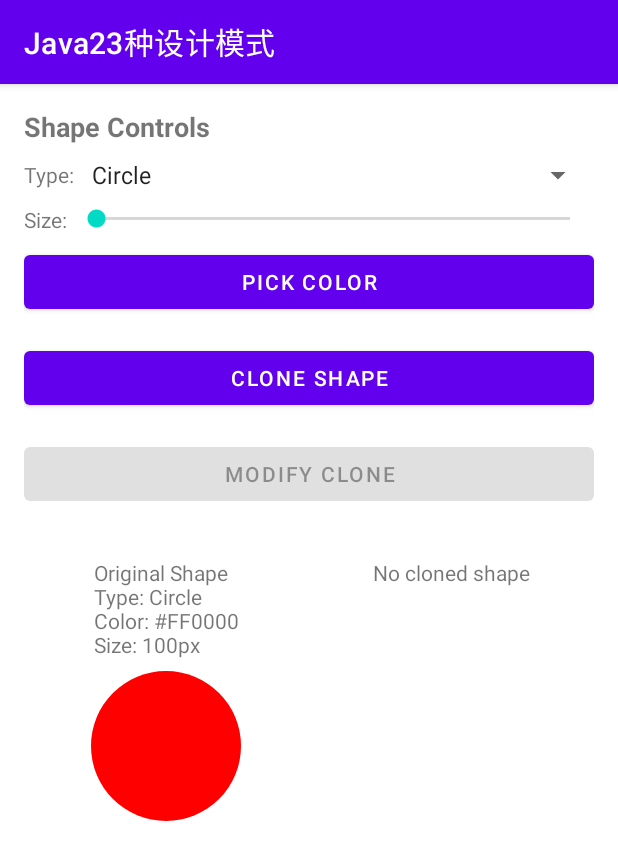
After one commit to joephone/JavaGangOfFour, an Android app: the PrototypeActivity screen opened directly, with no data from a screen before it, on a phone screen of 412 x 824 dp. The commit adds this screen. Shown: the top 860 px of the screen. Run offline under Robolectric (Android 15) with nearby library versions, the phone set to English and light mode, and no system bars.

Commit message:
原型模式

```diff
--- a/app/src/main/AndroidManifest.xml
+++ b/app/src/main/AndroidManifest.xml
@@ -45,6 +45,10 @@
         <activity
             android:name="._01_creational.builder.BuilderActivity"
             android:screenOrientation="portrait" />
+        <!-- 原型模式 -->
+        <activity
+            android:name="._01_creational.prototype.PrototypeActivity"
+            android:screenOrientation="portrait" />
 
         <activity
             android:name="._02_structural.MainStructuralActivity"
--- /dev/null
+++ b/app/src/main/java/com/transcendence/gangoffour/_01_creational/prototype/PrototypeActivity.java
@@ -0,0 +1,203 @@
+package com.transcendence.gangoffour._01_creational.prototype;
+
+import android.graphics.Color;
+import android.graphics.Path;
+import android.graphics.drawable.Drawable;
+import android.graphics.drawable.ShapeDrawable;
+import android.graphics.drawable.shapes.OvalShape;
+import android.graphics.drawable.shapes.PathShape;
+import android.graphics.drawable.shapes.RectShape;
+import android.os.Bundle;
+import android.view.View;
+import android.widget.AdapterView;
+import android.widget.ArrayAdapter;
+import android.widget.Button;
+import android.widget.ImageView;
+import android.widget.SeekBar;
+import android.widget.Spinner;
+import android.widget.TextView;
+import android.widget.Toast;
+
+import androidx.appcompat.app.AppCompatActivity;
+
+import com.transcendence.gangoffour.R;
+
+public class PrototypeActivity extends AppCompatActivity {
+
+    private Shape originalShape;
+    private Shape clonedShape;
+
+    private TextView originalInfoText;
+    private TextView clonedInfoText;
+    private ImageView originalShapeView;
+    private ImageView clonedShapeView;
+
+    private Spinner shapeTypeSpinner;
+    private SeekBar sizeSeekBar;
+    private Button colorPickerButton;
+    private Button cloneButton;
+    private Button modifyCloneButton;
+
+    private int selectedColor = Color.RED;
+
+    @Override
+    protected void onCreate(Bundle savedInstanceState) {
+        super.onCreate(savedInstanceState);
+        setContentView(R.layout.activity_pattern_prototype);
+
+        // 初始化视图
+        initViews();
+
+        // 设置初始形状
+        originalShape = new Shape("Circle", Color.RED, 100);
+        updateShapeViews();
+
+        // 设置监听器
+        setupListeners();
+    }
+
+    private void initViews() {
+        originalInfoText = findViewById(R.id.original_info);
+        clonedInfoText = findViewById(R.id.cloned_info);
+        originalShapeView = findViewById(R.id.original_shape);
+        clonedShapeView = findViewById(R.id.cloned_shape);
+
+        shapeTypeSpinner = findViewById(R.id.shape_type_spinner);
+        sizeSeekBar = findViewById(R.id.size_seekbar);
+        colorPickerButton = findViewById(R.id.color_picker);
+        cloneButton = findViewById(R.id.clone_button);
+        modifyCloneButton = findViewById(R.id.modify_clone_button);
+
+        // 设置形状类型下拉菜单
+        ArrayAdapter<CharSequence> adapter = ArrayAdapter.createFromResource(
+                this, R.array.shape_types, android.R.layout.simple_spinner_item);
+        adapter.setDropDownViewResource(android.R.layout.simple_spinner_dropdown_item);
+        shapeTypeSpinner.setAdapter(adapter);
+    }
+
+    private void setupListeners() {
+        // 形状类型选择
+        shapeTypeSpinner.setOnItemSelectedListener(new AdapterView.OnItemSelectedListener() {
+            @Override
+            public void onItemSelected(AdapterView<?> parent, View view, int position, long id) {
+                originalShape.setType(parent.getItemAtPosition(position).toString());
+                updateShapeViews();
+            }
+
+            @Override
+            public void onNothingSelected(AdapterView<?> parent) {}
+        });
+
+        // 大小调整
+        sizeSeekBar.setOnSeekBarChangeListener(new SeekBar.OnSeekBarChangeListener() {
+            @Override
+            public void onProgressChanged(SeekBar seekBar, int progress, boolean fromUser) {
+                originalShape.setSize(progress + 50); // 最小50
+                updateShapeViews();
+            }
+
+            @Override public void onStartTrackingTouch(SeekBar seekBar) {}
+            @Override public void onStopTrackingTouch(SeekBar seekBar) {}
+        });
+
+        // 颜色选择
+        colorPickerButton.setOnClickListener(v -> {
+            ColorPickerDialog dialog = new ColorPickerDialog(this, selectedColor,
+                    new ColorPickerDialog.OnColorSelectedListener() {
+                        @Override
+                        public void onColorSelected(int color) {
+                            selectedColor = color;
+                            originalShape.setColor(color);
+                            colorPickerButton.setBackgroundColor(color);
+                            updateShapeViews();
+                        }
+                    });
+            dialog.show();
+        });
+
+        // 克隆按钮
+        cloneButton.setOnClickListener(v -> {
+            clonedShape = originalShape.clone();
+            if (clonedShape != null) {
+                clonedShape.setType("Cloned " + clonedShape.getType());
+                updateShapeViews();
+                Toast.makeText(this, "Shape cloned!", Toast.LENGTH_SHORT).show();
+            }
+        });
+
+        // 修改克隆按钮
+        modifyCloneButton.setOnClickListener(v -> {
+            if (clonedShape != null) {
+                clonedShape.setColor(Color.rgb(
+                        (int)(Math.random() * 255),
+                        (int)(Math.random() * 255),
+                        (int)(Math.random() * 255)
+                ));
+                clonedShape.setSize((int)(Math.random() * 150 + 50));
+                updateShapeViews();
+                Toast.makeText(this, "Clone modified!", Toast.LENGTH_SHORT).show();
+            }
+        });
+    }
+
+    private void updateShapeViews() {
+        // 更新原始形状信息
+        originalInfoText.setText(String.format(
+                "Original Shape\nType: %s\nColor: #%06X\nSize: %dpx",
+                originalShape.getType(),
+                originalShape.getColor() & 0x00FFFFFF,
+                originalShape.getSize()
+        ));
+
+        // 绘制原始形状
+        originalShapeView.setImageDrawable(createShapeDrawable(originalShape));
+
+        // 更新克隆形状信息
+        if (clonedShape != null) {
+            clonedInfoText.setText(String.format(
+                    "Cloned Shape\nType: %s\nColor: #%06X\nSize: %dpx",
+                    clonedShape.getType(),
+                    clonedShape.getColor() & 0x00FFFFFF,
+                    clonedShape.getSize()
+            ));
+
+            // 绘制克隆形状
+            clonedShapeView.setImageDrawable(createShapeDrawable(clonedShape));
+            clonedShapeView.setVisibility(View.VISIBLE);
+            modifyCloneButton.setEnabled(true);
+        } else {
+            clonedInfoText.setText("No cloned shape");
+            clonedShapeView.setVisibility(View.INVISIBLE);
+            modifyCloneButton.setEnabled(false);
+        }
+    }
+
+    private Drawable createShapeDrawable(Shape shape) {
+        ShapeDrawable drawable = new ShapeDrawable();
+
+        switch (shape.getType()) {
+            case "Circle":
+                drawable.setShape(new OvalShape());
+                break;
+            case "Square":
+                drawable.setShape(new RectShape());
+                break;
+            case "Triangle":
+                // 自定义三角形
+                Path path = new Path();
+                path.moveTo(0.5f, 0);
+                path.lineTo(1, 1);
+                path.lineTo(0, 1);
+                path.close();
+                drawable.setShape(new PathShape(path, 1, 1));
+                break;
+        }
+
+        drawable.getPaint().setColor(shape.getColor());
+        drawable.setIntrinsicWidth(shape.getSize());
+        drawable.setIntrinsicHeight(shape.getSize());
+
+        return drawable;
+    }
+
+}
--- /dev/null
+++ b/app/src/main/java/com/transcendence/gangoffour/_01_creational/prototype/Shape.java
@@ -0,0 +1,50 @@
+package com.transcendence.gangoffour._01_creational.prototype;
+
+/**
+ * Cloneable 的作用是标记一个类允许克隆，但实际克隆行为由开发者通过重写 clone() 控制。
+ * 在 Android 开发中，除非有明确需求，否则更推荐使用其他对象复制方式（如 Parcelable 或拷贝构造函数）。
+ */
+public class Shape implements Cloneable {
+    private String type;
+    private int color; // 新增颜色属性
+    private int size;  // 新增大小属性
+
+    public Shape(String type, int color, int size) {
+        this.type = type;
+        this.color = color;
+        this.size = size;
+    }
+
+    public String getType() {
+        return type;
+    }
+
+    public int getColor() {
+        return color;
+    }
+
+    public int getSize() {
+        return size;
+    }
+
+    public void setType(String type) {
+        this.type = type;
+    }
+
+    public void setColor(int color) {
+        this.color = color;
+    }
+
+    public void setSize(int size) {
+        this.size = size;
+    }
+
+    @Override
+    public Shape clone() {
+        try {
+            return (Shape) super.clone();
+        } catch (CloneNotSupportedException e) {
+            return null;
+        }
+    }
+}
--- a/app/src/main/java/com/transcendence/gangoffour/main/AppConstantValue.java
+++ b/app/src/main/java/com/transcendence/gangoffour/main/AppConstantValue.java
@@ -3,6 +3,7 @@ package com.transcendence.gangoffour.main;
 import com.transcendence.gangoffour._01_creational.builder.BuilderActivity;
 import com.transcendence.gangoffour._01_creational.factory.abstractfactory.AbstractFactoryActivity;
 import com.transcendence.gangoffour._01_creational.factory.factorymethod.FactoryMethodShapeActivity;
+import com.transcendence.gangoffour._01_creational.prototype.PrototypeActivity;
 import com.transcendence.gangoffour._03_behavioral.MainBehavioralActivity;
 import com.transcendence.gangoffour._01_creational.CreationalMainActivity;
 import com.transcendence.gangoffour._01_creational.singleton.SingletonMainActivity;
@@ -26,6 +27,7 @@ public interface AppConstantValue {
             FactoryMethodShapeActivity.class,
             AbstractFactoryActivity.class,
             BuilderActivity.class,
+            PrototypeActivity.class,
     };
 
     Class[] mainPatternsCreationalSingleton = {
--- /dev/null
+++ b/app/src/main/res/layout/activity_pattern_prototype.xml
@@ -0,0 +1,131 @@
+<?xml version="1.0" encoding="utf-8"?>
+<ScrollView xmlns:android="http://schemas.android.com/apk/res/android"
+    android:layout_width="match_parent"
+    android:layout_height="match_parent"
+    android:padding="16dp">
+
+    <LinearLayout
+        android:layout_width="match_parent"
+        android:layout_height="wrap_content"
+        android:orientation="vertical">
+
+        <!-- 形状控制区 -->
+        <TextView
+            android:layout_width="wrap_content"
+            android:layout_height="wrap_content"
+            android:text="Shape Controls"
+            android:textSize="18sp"
+            android:textStyle="bold"
+            android:layout_marginBottom="8dp"/>
+
+        <LinearLayout
+            android:layout_width="match_parent"
+            android:layout_height="wrap_content"
+            android:orientation="horizontal"
+            android:layout_marginBottom="8dp">
+
+            <TextView
+                android:layout_width="wrap_content"
+                android:layout_height="wrap_content"
+                android:text="Type: "
+                android:layout_gravity="center_vertical"/>
+
+            <Spinner
+                android:id="@+id/shape_type_spinner"
+                android:layout_width="0dp"
+                android:layout_height="wrap_content"
+                android:layout_weight="1"/>
+        </LinearLayout>
+
+        <LinearLayout
+            android:layout_width="match_parent"
+            android:layout_height="wrap_content"
+            android:orientation="horizontal"
+            android:layout_marginBottom="8dp">
+
+            <TextView
+                android:layout_width="wrap_content"
+                android:layout_height="wrap_content"
+                android:text="Size: "
+                android:layout_gravity="center_vertical"/>
+
+            <SeekBar
+                android:id="@+id/size_seekbar"
+                android:layout_width="0dp"
+                android:layout_height="wrap_content"
+                android:layout_weight="1"
+                android:max="150"/>
+        </LinearLayout>
+
+        <Button
+            android:id="@+id/color_picker"
+            android:layout_width="match_parent"
+            android:layout_height="wrap_content"
+            android:text="Pick Color"
+            android:layout_marginBottom="16dp"/>
+
+        <Button
+            android:id="@+id/clone_button"
+            android:layout_width="match_parent"
+            android:layout_height="wrap_content"
+            android:text="Clone Shape"
+            android:layout_marginBottom="16dp"/>
+
+        <Button
+            android:id="@+id/modify_clone_button"
+            android:layout_width="match_parent"
+            android:layout_height="wrap_content"
+            android:text="Modify Clone"
+            android:layout_marginBottom="16dp"
+            android:enabled="false"/>
+
+        <!-- 形状展示区 -->
+        <LinearLayout
+            android:layout_width="match_parent"
+            android:layout_height="wrap_content"
+            android:orientation="horizontal"
+            android:layout_marginTop="16dp">
+
+            <LinearLayout
+                android:layout_width="0dp"
+                android:layout_height="wrap_content"
+                android:layout_weight="1"
+                android:orientation="vertical"
+                android:gravity="center">
+
+                <TextView
+                    android:id="@+id/original_info"
+                    android:layout_width="wrap_content"
+                    android:layout_height="wrap_content"
+                    android:layout_marginBottom="8dp"
+                    android:text="Original Shape"/>
+
+                <ImageView
+                    android:id="@+id/original_shape"
+                    android:layout_width="100dp"
+                    android:layout_height="100dp"/>
+            </LinearLayout>
+
+            <LinearLayout
+                android:layout_width="0dp"
+                android:layout_height="wrap_content"
+                android:layout_weight="1"
+                android:orientation="vertical"
+                android:gravity="center">
+
+                <TextView
+                    android:id="@+id/cloned_info"
+                    android:layout_width="wrap_content"
+                    android:layout_height="wrap_content"
+                    android:layout_marginBottom="8dp"
+                    android:text="Cloned Shape"/>
+
+                <ImageView
+                    android:id="@+id/cloned_shape"
+                    android:layout_width="100dp"
+                    android:layout_height="100dp"
+                    android:visibility="invisible"/>
+            </LinearLayout>
+        </LinearLayout>
+    </LinearLayout>
+</ScrollView>
--- a/app/src/main/res/values/strings.xml
+++ b/app/src/main/res/values/strings.xml
@@ -53,4 +53,11 @@
         <item>22 Template Method 模板方法模式</item>
         <item>23 Visitor 访问者模式</item>
     </string-array>
+
+
+    <string-array name="shape_types">
+        <item>Circle</item>
+        <item>Square</item>
+        <item>Triangle</item>
+    </string-array>
 </resources>
```
Also changed, not shown: app/src/main/java/com/transcendence/gangoffour/_01_creational/prototype/ColorPickerDialog.java (added, +46 -0 lines), app/src/main/java/com/transcendence/gangoffour/_01_creational/prototype/ColorPickerView.java (added, +95 -0 lines), app/src/main/res/layout/dialog_color_picker.xml (added, +34 -0 lines).
